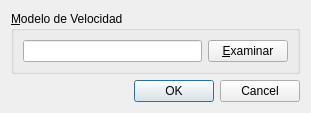
This is Dialogs/loadmodel.ui in edvelezg/viper-sugui as Qt 5 draws it before an edit. The edited form follows.
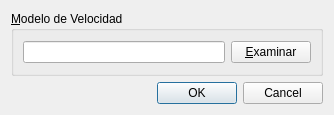
This is the edited form.

What changed in the file:
```diff
--- a/Dialogs/loadmodel.ui
+++ b/Dialogs/loadmodel.ui
@@ -5,8 +5,8 @@
    <rect>
     <x>0</x>
     <y>0</y>
-    <width>311</width>
-    <height>108</height>
+    <width>334</width>
+    <height>115</height>
    </rect>
   </property>
   <property name="windowTitle" >
```
